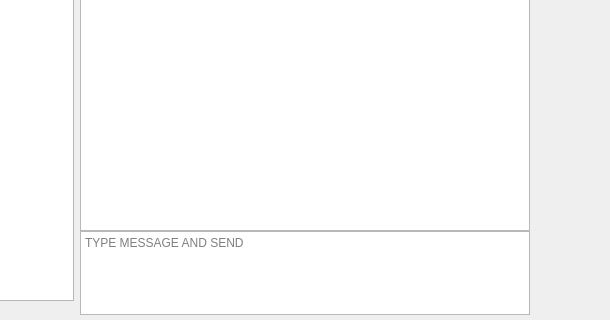
The window that BlockSettleUILib/ChatWidget.ui (BlockSettle/terminal) describes before a commit, drawn with Qt 5; both pictures show x 198 to 808 and y 346 to 666 of the 1006 by 666 pixel window.
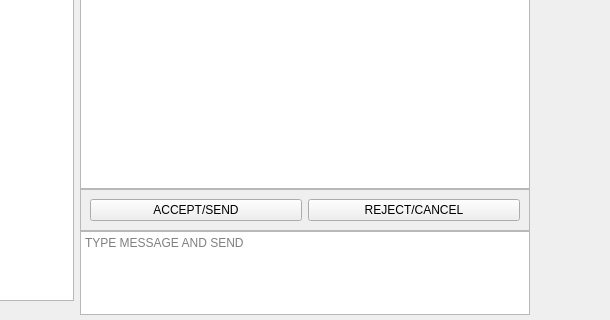
The same window after the commit. Custom widgets are drawn as their Qt base class.

Commit message: Sending Contact Request with custom message

Diff of the .ui file:
```diff
--- a/BlockSettleUILib/ChatWidget.ui
+++ b/BlockSettleUILib/ChatWidget.ui
@@ -469,6 +469,32 @@
                   </property>
                  </widget>
                 </item>
+                <item>
+                 <widget class="QFrame" name="frameContactActions">
+                  <property name="frameShape">
+                   <enum>QFrame::StyledPanel</enum>
+                  </property>
+                  <property name="frameShadow">
+                   <enum>QFrame::Raised</enum>
+                  </property>
+                  <layout class="QHBoxLayout" name="horizontalLayout_5">
+                   <item>
+                    <widget class="QPushButton" name="pushButton_AcceptSend">
+                     <property name="text">
+                      <string>ACCEPT/SEND</string>
+                     </property>
+                    </widget>
+                   </item>
+                   <item>
+                    <widget class="QPushButton" name="pushButton_RejectCancel">
+                     <property name="text">
+                      <string>REJECT/CANCEL</string>
+                     </property>
+                    </widget>
+                   </item>
+                  </layout>
+                 </widget>
+                </item>
                 <item>
                  <widget class="QFrame" name="inputContainer">
                   <property name="darkFrame" stdset="0">
```
The commit also changes 12 other files.
